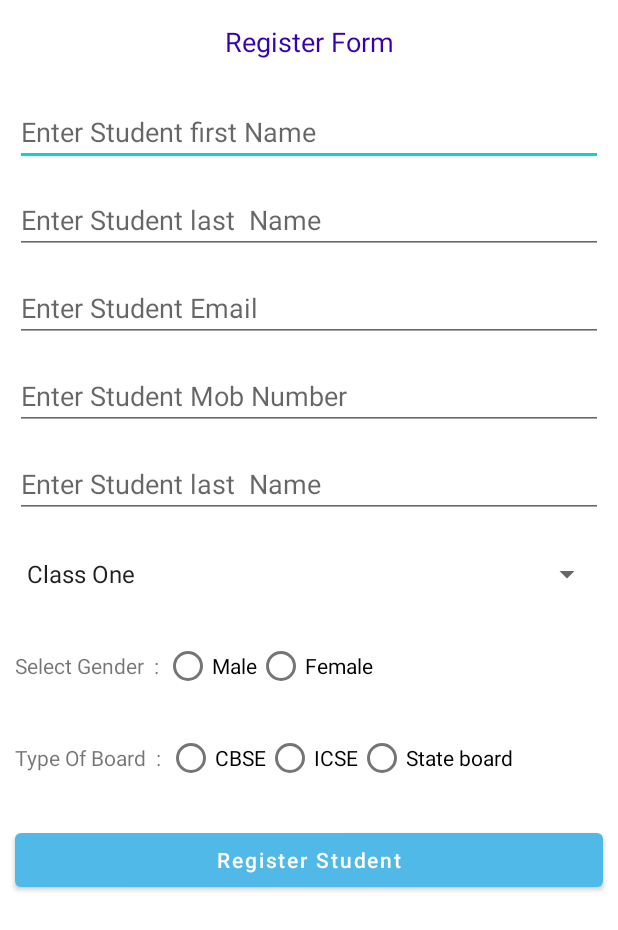
After one commit to mrutyunjay2/TutorialManagment, an Android app: the layout regpage_admin.xml on its own in the app's theme, with its tools: preview values and no code run, on a phone screen of 412 x 824 dp. The commit adds this screen. Shown: the top 930 px of the screen. Run offline under Robolectric (Android 15) with nearby library versions, the phone set to English and light mode, and no system bars.

Commit message:
RegPage added

```diff
--- a/app/src/main/java/com/rs/rsapplication/MainActivity.kt
+++ b/app/src/main/java/com/rs/rsapplication/MainActivity.kt
@@ -8,24 +8,25 @@ import android.view.View.OnClickListener
 import android.widget.FrameLayout
 import android.widget.LinearLayout
 import android.widget.TextView
+import androidx.cardview.widget.CardView
 import androidx.fragment.app.Fragment
 import com.rs.rsapplication.UI.AttendanceModuleFragment
+import com.rs.rsapplication.UI.RegistrationModuleFragment
 
-class MainActivity : AppCompatActivity(),OnClickListener {
+class MainActivity : AppCompatActivity(),View.OnClickListener {
     private var activeFragment: Fragment? = null
 
     override fun onCreate(savedInstanceState: Bundle?) {
         super.onCreate(savedInstanceState)
         setContentView(R.layout.homescreen)
-       var text:TextView = findViewById(R.id.textGrid)
-        text.setOnClickListener {
-            showAttendanceModule()
-        }
-
+        val attendance:CardView = findViewById(R.id.attendance)
+        val reg:CardView = findViewById(R.id.reg)
+        val exam:CardView = findViewById(R.id.exam)
+      //  val report:CardView = findViewById(R.id.report)
+        attendance.setOnClickListener(this)
+        reg.setOnClickListener(this)
+        exam.setOnClickListener(this)
     }
-
-
-
 
     private fun showAttendanceModule() {
         if (activeFragment is AttendanceModuleFragment) return
@@ -50,14 +51,41 @@ class MainActivity : AppCompatActivity(),OnClickListener {
 
         activeFragment = fragment
     }
+    private fun showRegistrationModule() {
+        if (activeFragment is RegistrationModuleFragment) return
+        val fragmentTransaction = supportFragmentManager.beginTransaction()
+
+        var fragment = supportFragmentManager.findFragmentByTag(RegistrationModuleFragment.TAG) as RegistrationModuleFragment?
+
+        if (fragment == null) {
+            fragment = RegistrationModuleFragment.newInstance()
+            fragmentTransaction.add(R.id.containerFragment, fragment, RegistrationModuleFragment.TAG)
+           val frameLayout:FrameLayout = findViewById(R.id.containerFragment)
+           val mainGridLayout:LinearLayout = findViewById(R.id.mainGrid)
+            frameLayout.visibility = View.VISIBLE
+            mainGridLayout.visibility = View.GONE
+        } else {
+            fragmentTransaction.show(fragment)
+        }
+
+        if (activeFragment != null) fragmentTransaction.hide(activeFragment as Fragment)
+
+        fragmentTransaction.commit()
+
+        activeFragment = fragment
+    }
     private fun showExamModule() {
        // Log.d(TAG,"ViewCreated")
     }
 
     override fun onClick(v: View?) {
-
-        when(v?.getId()){
-            R.id.attendance->showAttendanceModule()
+        when(v?.id){
+            R.id.attendance->{
+                showAttendanceModule()
+            }
+            R.id.reg->{
+                showRegistrationModule()
+            }
 
         }
     }
--- /dev/null
+++ b/app/src/main/java/com/rs/rsapplication/UI/RegistrationModule.kt
@@ -0,0 +1,66 @@
+package com.rs.rsapplication.UI
+
+import android.os.Bundle
+import android.util.Log
+import android.view.MenuItem
+import android.view.View
+import android.widget.AdapterView
+import android.widget.ArrayAdapter
+import android.widget.LinearLayout
+import android.widget.Spinner
+import androidx.recyclerview.widget.LinearLayoutManager
+import androidx.recyclerview.widget.RecyclerView
+import com.rs.rsapplication.MainActivity
+import com.rs.rsapplication.R
+import com.rs.rsapplication.UI.adapter.AttendanceDeatilsAdapter
+import mtj.example.vmapplication.Base.BaseFragment
+
+class RegistrationModuleFragment() : BaseFragment() {
+    companion object{
+        const val TAG = "RegistrationFragment"
+
+        fun newInstance(): RegistrationModuleFragment {
+            val args = Bundle()
+            val fragment = RegistrationModuleFragment()
+            fragment.arguments = args
+            return fragment
+        }
+    }
+
+
+    override fun provideLayoutId(): Int = R.layout.regpage_admin
+    override fun setupView(view: View) {
+        Log.d(TAG,"ViewCreated")
+    }
+
+    override fun setupObservers() {
+        TODO("Not yet implemented")
+    }
+
+
+
+    override fun onActivityCreated(savedInstanceState: Bundle?) {
+        super.onActivityCreated(savedInstanceState)
+        val classNames = resources.getStringArray(R.array.class_name)
+        val spinner = view?.findViewById<Spinner>(R.id.spinner) as Spinner
+
+        val adapter: ArrayAdapter<String> = ArrayAdapter<String>(
+            activity as MainActivity,
+            android.R.layout.simple_spinner_item,classNames)
+
+        adapter.setDropDownViewResource(android.R.layout.simple_spinner_dropdown_item)
+        spinner.setAdapter(adapter)
+        spinner.onItemSelectedListener = object : AdapterView.OnItemSelectedListener {
+
+            override fun onItemSelected(p0: AdapterView<*>?, p1: View?, p2: Int, p3: Long) {
+
+            }
+            override fun onNothingSelected(p0: AdapterView<*>?) {
+
+            }
+        }
+
+    }
+
+
+}
--- a/app/src/main/res/layout/homescreen.xml
+++ b/app/src/main/res/layout/homescreen.xml
@@ -68,6 +68,7 @@
                 android:layout_marginLeft="16dp"
                 android:layout_marginRight="16dp"
                 app:cardElevation="8dp"
+                android:clickable="true"
                 app:cardCornerRadius="8dp"
                 >
 
@@ -182,6 +183,7 @@
 
             <!-- Column 2 -->
             <androidx.cardview.widget.CardView
+                android:id="@+id/report"
                 android:layout_width="0dp"
                 android:layout_height="0dp"
                 android:layout_columnWeight="1"
--- /dev/null
+++ b/app/src/main/res/layout/regpage_admin.xml
@@ -0,0 +1,156 @@
+<?xml version="1.0" encoding="utf-8"?>
+<RelativeLayout
+    xmlns:android="http://schemas.android.com/apk/res/android"
+    xmlns:tools="http://schemas.android.com/tools"
+    android:layout_width="match_parent"
+    android:layout_height="match_parent"
+    tools:context=".MainActivity">
+
+    <!--text view for heading-->
+    <LinearLayout
+        android:layout_width="match_parent"
+        android:layout_height="wrap_content"
+        android:orientation="vertical">
+    <TextView
+        android:id="@+id/idTVHeader"
+        android:layout_width="match_parent"
+        android:layout_height="wrap_content"
+        android:layout_marginTop="10dp"
+        android:gravity="center_horizontal"
+        android:padding="5dp"
+        android:text="Register Form"
+        android:textAlignment="center"
+        android:textColor="@color/purple_700"
+        android:textSize="18sp" />
+
+    <!--edit text for user name-->
+    <EditText
+        android:id="@+id/idEdtStudentFirstName"
+        android:layout_width="match_parent"
+        android:layout_height="wrap_content"
+        android:layout_below="@id/idTVHeader"
+        android:layout_marginStart="10dp"
+        android:layout_marginTop="20dp"
+        android:layout_marginEnd="10dp"
+        android:hint="Enter Student first Name"
+        android:inputType="textEmailAddress" />
+
+
+
+    <EditText
+        android:id="@+id/idEdtStudentLastName"
+        android:layout_width="match_parent"
+        android:layout_height="wrap_content"
+        android:layout_below="@id/idTVHeader"
+        android:layout_marginStart="10dp"
+        android:layout_marginTop="13dp"
+        android:layout_marginEnd="10dp"
+        android:hint="Enter Student last  Name"
+        android:inputType="textEmailAddress" />
+        <EditText
+            android:id="@+id/idEdtStudentEmail"
+            android:layout_width="match_parent"
+            android:layout_height="wrap_content"
+            android:layout_below="@id/idTVHeader"
+            android:layout_marginStart="10dp"
+            android:layout_marginTop="13dp"
+            android:layout_marginEnd="10dp"
+            android:hint="Enter Student Email  "
+            android:inputType="textEmailAddress" />
+        <EditText
+            android:id="@+id/idEdtStudentMob"
+            android:layout_width="match_parent"
+            android:layout_height="wrap_content"
+            android:layout_below="@id/idTVHeader"
+            android:layout_marginStart="10dp"
+            android:layout_marginTop="13dp"
+            android:layout_marginEnd="10dp"
+            android:hint="Enter Student Mob Number"
+            android:inputType="textEmailAddress" />
+
+        <EditText
+            android:layout_width="match_parent"
+            android:layout_height="wrap_content"
+            android:layout_below="@id/idTVHeader"
+            android:layout_marginStart="10dp"
+            android:layout_marginTop="13dp"
+            android:layout_marginEnd="10dp"
+            android:hint="Enter Student last  Name"
+            android:inputType="textEmailAddress" />
+
+        <Spinner
+            android:id="@+id/spinner"
+            android:layout_width="fill_parent"
+            android:layout_height="48dp"
+            android:layout_marginStart="10dp"
+            android:layout_marginTop="13dp"
+            android:layout_marginEnd="10dp"
+            android:entries="@array/class_name" />
+        <RadioGroup
+            android:layout_width="match_parent"
+            android:layout_height="wrap_content"
+            android:orientation="horizontal"
+            android:layout_marginStart="10dp"
+            android:layout_marginTop="13dp"
+            android:layout_marginEnd="10dp">
+            <TextView
+                android:layout_width="wrap_content"
+                android:layout_height="wrap_content"
+                android:text="Select Gender  : "
+                />
+            <RadioButton
+                android:layout_width="wrap_content"
+                android:layout_height="wrap_content"
+                android:text="Male">
+            </RadioButton>
+            <RadioButton
+                android:layout_width="wrap_content"
+                android:layout_height="wrap_content"
+                android:text="Female">
+            </RadioButton>
+
+        </RadioGroup>
+
+        <RadioGroup
+            android:layout_width="match_parent"
+            android:layout_height="wrap_content"
+            android:orientation="horizontal"
+            android:layout_marginStart="10dp"
+            android:layout_marginTop="13dp"
+            android:layout_marginEnd="10dp">
+            <TextView
+                android:layout_width="wrap_content"
+                android:layout_height="wrap_content"
+                android:text="Type Of Board  : "
+                />
+            <RadioButton
+                android:layout_width="wrap_content"
+                android:layout_height="wrap_content"
+                android:text="CBSE">
+            </RadioButton>
+            <RadioButton
+                android:layout_width="wrap_content"
+                android:layout_height="wrap_content"
+                android:text="ICSE">
+            </RadioButton>
+
+            <RadioButton
+                android:layout_width="wrap_content"
+                android:layout_height="wrap_content"
+                android:text="State board">
+            </RadioButton>
+
+        </RadioGroup>
+
+        <Button
+            android:id="@+id/idBtnRegister"
+            android:layout_width="match_parent"
+            android:layout_height="wrap_content"
+            android:layout_marginStart="10dp"
+            android:layout_marginTop="20dp"
+            android:layout_marginEnd="10dp"
+            android:text="Register Student"
+            android:textAllCaps="false" />
+    </LinearLayout>
+
+</RelativeLayout>
```
